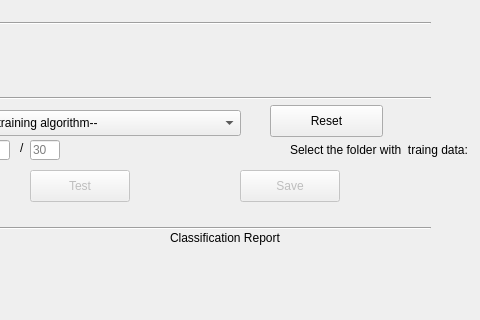
This is UI/machineLearningGUI-2.ui in gihankaushyal/PixelAnomalyDetectorTool as Qt 5 draws it before an edit; both pictures show x 320 to 800 and y 0 to 320 of the 800 by 600 pixel window. The edited form follows.
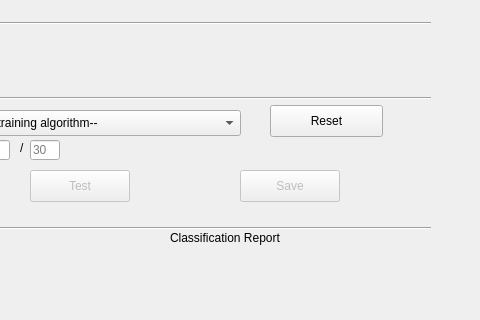
This is the edited form.

Patch:
```diff
--- a/UI/machineLearningGUI-2.ui
+++ b/UI/machineLearningGUI-2.ui
@@ -311,19 +311,6 @@
      <string>Classification Report</string>
     </property>
    </widget>
-   <widget class="QLabel" name="label_3">
-    <property name="geometry">
-     <rect>
-      <x>610</x>
-      <y>140</y>
-      <width>211</width>
-      <height>20</height>
-     </rect>
-    </property>
-    <property name="text">
-     <string>Select the folder with  traing data:</string>
-    </property>
-   </widget>
    <widget class="QLabel" name="label_4">
     <property name="geometry">
      <rect>
```
